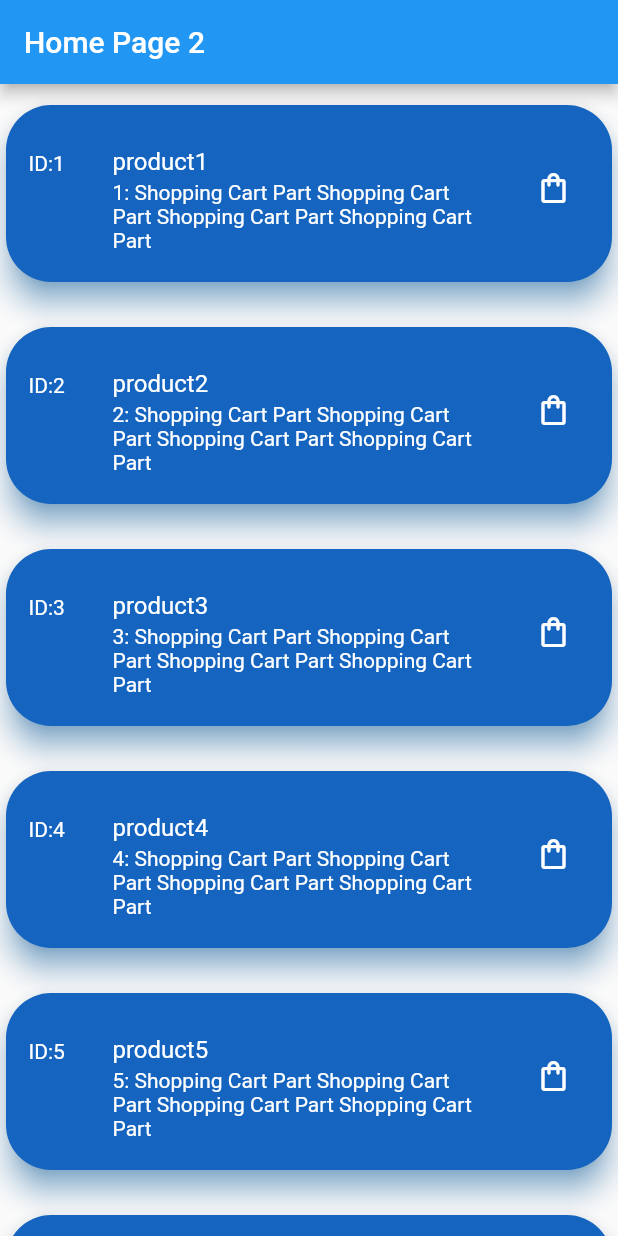
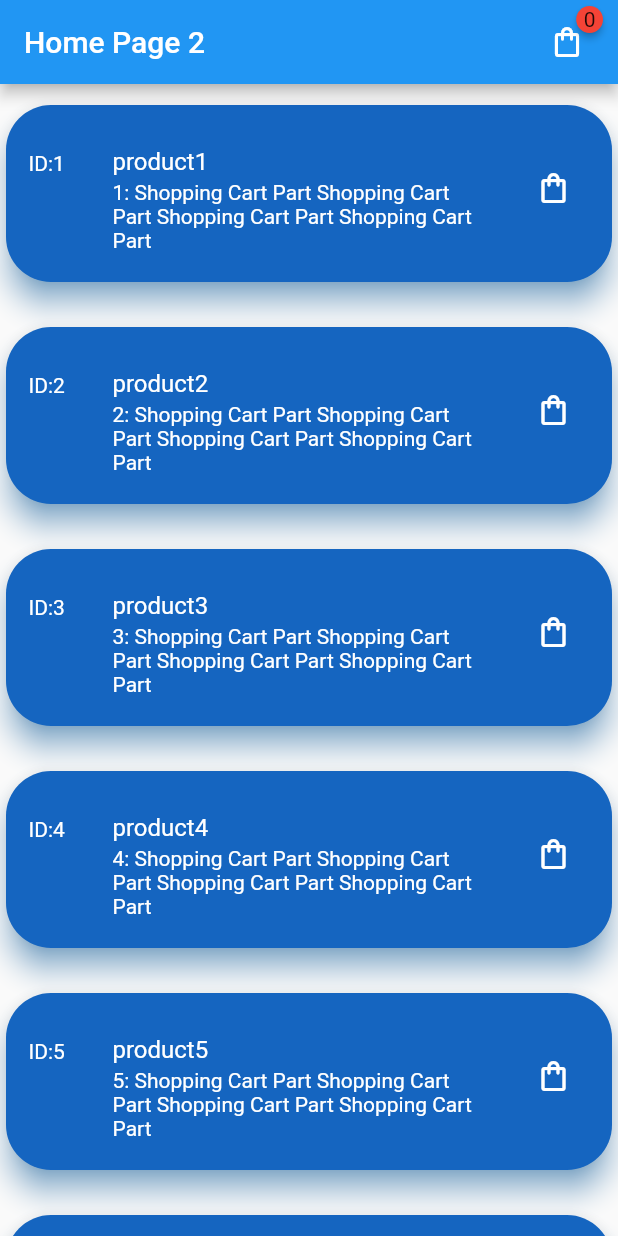
Before and after one commit to RayanIsmael/Provider-test1, a Flutter app: the screen it shows after launch, on a phone screen of 412 x 824 dp. Run offline on Flutter 3.47's test engine with Material 2 defaults, Android fonts, the phone set to English and light mode, and no system bars; drawn by our look-alikes of badges; our stand-ins replace awesome_dialog.

Commit message:
make disgin add add some provider optin and how to relod page

```diff
--- a/lib/exampl2/home2.dart
+++ b/lib/exampl2/home2.dart
@@ -1,7 +1,17 @@
+import 'package:badges/badges.dart';
 import 'package:flutter/material.dart';
+import 'package:provider/provider.dart';
+import 'package:provider_test1/exampl2/myclass2.dart';
+import 'package:provider_test1/exampl2/showproducts.dart';
 
-// ignore: must_be_immutable
-class Home2 extends StatelessWidget {
+class Home2 extends StatefulWidget {
+  Home2({Key? key}) : super(key: key);
+
+  @override
+  _Home2State createState() => _Home2State();
+}
+
+class _Home2State extends State<Home2> {
   List products = [
     {
       "id": 1,
@@ -43,9 +53,27 @@ class Home2 extends StatelessWidget {
 
   @override
   Widget build(BuildContext context) {
+    var myprovider = Provider.of<MyClass2>(context, listen: false);
     return Scaffold(
         appBar: AppBar(
+
           title: Text('Home Page 2'),
+          actions: [
+            Badge(
+              badgeContent:
+                  Text("${Provider.of<MyClass2>(context).mylist.length}"), ////
+              child: IconButton(
+                  onPressed: () {
+                    Navigator.of(context).pushReplacement(
+                        MaterialPageRoute(builder: (context) => Products()));
+                  },
+                  icon: Icon(Icons.shopping_bag_outlined)),
+              position: BadgePosition(top: 0, end: 0),
+              animationDuration: Duration(milliseconds: 500),
+              animationType: BadgeAnimationType.slide,
+            ),
+            Padding(padding: EdgeInsets.only(right: 10)),
+          ],
         ),
         ///////
         body: ListView.builder(
@@ -64,14 +92,16 @@ class Home2 extends StatelessWidget {
                     isThreeLine: true,
                     leading: Text("ID:${products[index]['id']}",
                         style: TextStyle(color: Colors.white)),
-                    title: Text("${products[index]['title']}${index+1}",
+                    title: Text("${products[index]['title']}${index + 1}",
                         style: TextStyle(color: Colors.white)),
-                    subtitle: Text("${index+1}:${products[index]['body']}",
+                    subtitle: Text("${index + 1}:${products[index]['body']}",
                         style: TextStyle(color: Colors.white)),
 
                     ///
                     trailing: IconButton(
-                      onPressed: () {},
+                      onPressed: () {
+                        myprovider.addToList(products[index]);
+                      },
                       icon: Icon(Icons.shopping_bag_outlined),
                       color: Colors.white,
                     )
--- /dev/null
+++ b/lib/exampl2/myclass2.dart
@@ -0,0 +1,11 @@
+import 'package:flutter/widgets.dart';
+
+class MyClass2 extends ChangeNotifier {
+  List mylist = [];
+
+  addToList(product) {
+    mylist.add(product);
+    notifyListeners();
+  }
+
+}
--- a/lib/main.dart
+++ b/lib/main.dart
@@ -1,6 +1,7 @@
 import 'package:flutter/material.dart';
 import 'package:provider/provider.dart';
 import 'package:provider_test1/exampl2/home2.dart';
+import 'package:provider_test1/exampl2/myclass2.dart';
 import 'package:provider_test1/home.dart';
 import 'package:provider_test1/myclass/myclass.dart';
 
@@ -8,7 +9,8 @@ void main() {
   runApp(MultiProvider(
     providers: [
       ///
-      ChangeNotifierProvider(create: (_) => MyClass())
+      ChangeNotifierProvider(create: (_) => MyClass()),
+      ChangeNotifierProvider(create: (_) => MyClass2()),
     ],
     child: MyApp(),
   ));
--- a/pubspec.yaml
+++ b/pubspec.yaml
@@ -30,6 +30,7 @@ dependencies:
   cupertino_icons: ^1.0.2
   provider: ^5.0.0
   awesome_dialog: ^2.1.0
+  badges: ^2.0.1
 
 dev_dependencies:
   flutter_test:
```
Also changed, not shown: lib/exampl2/showproducts.dart (+77 -2 lines), pubspec.lock.
